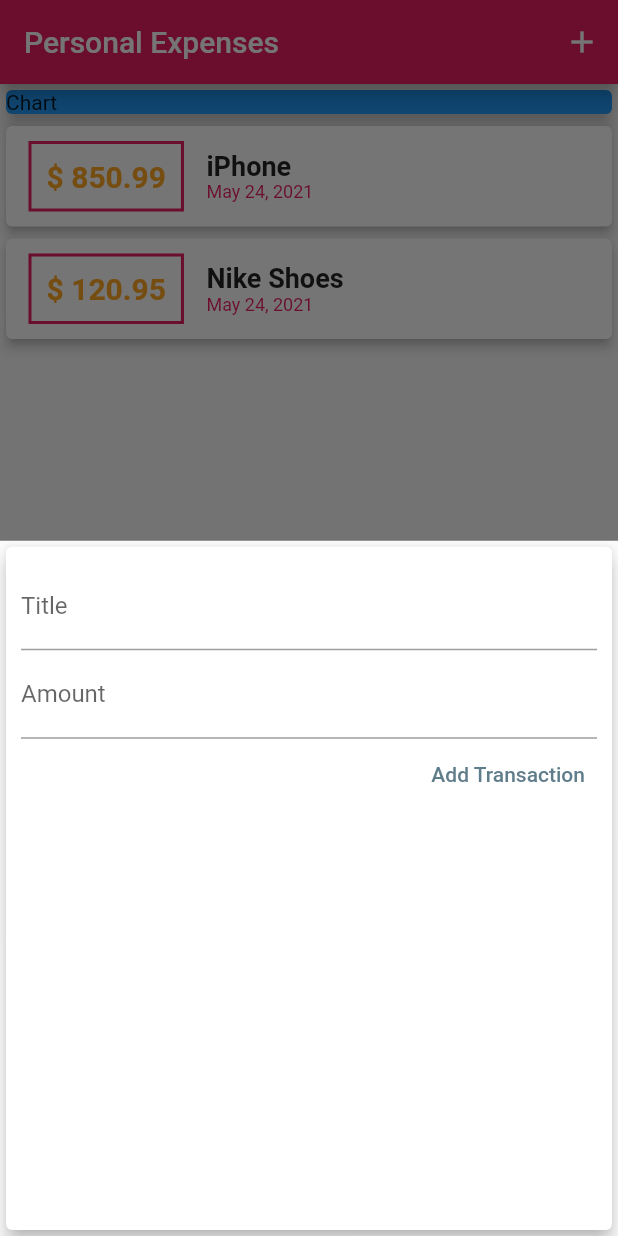
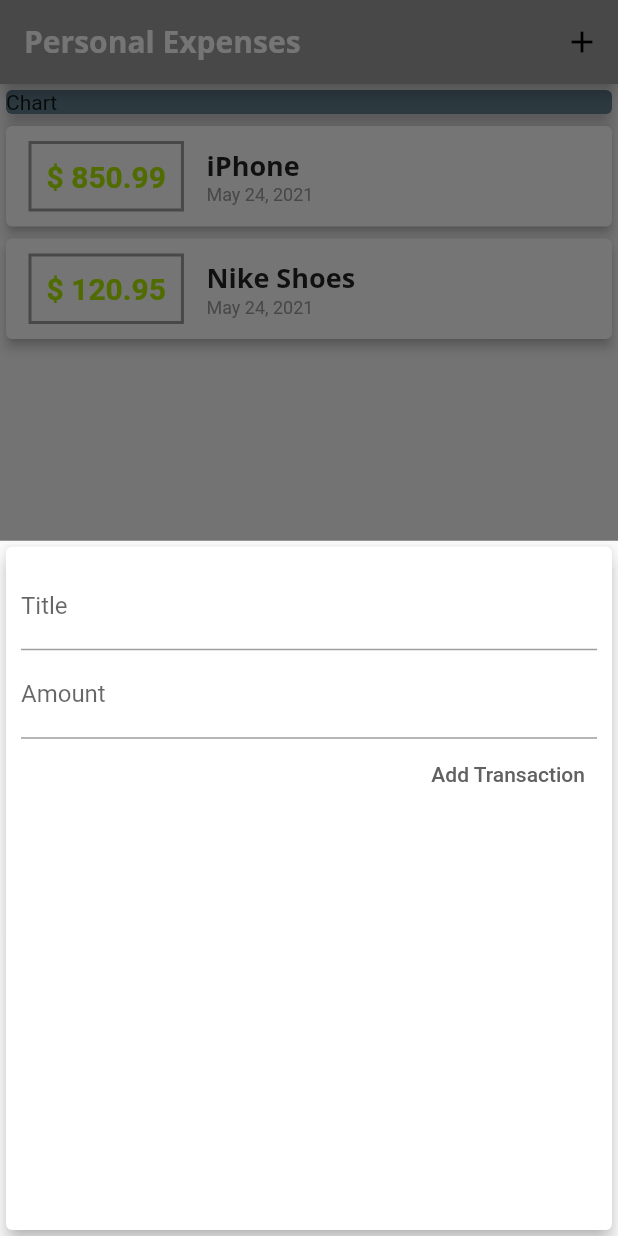
Before and after one commit to aaronparres/flutter-course, a Flutter app: the screen it shows after launch, after a tap on the "add" icon, on a phone screen of 412 x 824 dp. Run offline on Flutter 3.47's test engine with Material 2 defaults, Android fonts, the phone set to English and light mode, and no system bars.

Commit message:
Added custom fonts and textTheme

```diff
--- a/lib/main.dart
+++ b/lib/main.dart
@@ -13,9 +13,25 @@ class MyApp extends StatelessWidget {
     return MaterialApp(
       title: 'Personal Expenses App',
       theme: ThemeData(
-        primarySwatch: Colors.pink,
-        accentColorBrightness: Brightness.dark,
-        accentColor: Colors.orange[400],
+        appBarTheme: AppBarTheme(
+          textTheme: ThemeData.light().textTheme.copyWith(
+                headline6: TextStyle(
+                  fontFamily: 'OpenSans',
+                  fontSize: 20,
+                  fontWeight: FontWeight.bold,
+                ),
+              ),
+        ),
+        fontFamily: 'Quicksand',
+        primarySwatch: Colors.grey,
+        accentColor: Colors.limeAccent[700],
+        textTheme: ThemeData.light().textTheme.copyWith(
+              headline6: TextStyle(
+                fontFamily: 'OpenSans',
+                fontWeight: FontWeight.bold,
+                fontSize: 18,
+              ),
+            ),
       ),
       home: MyHomePage(),
     );
@@ -89,7 +105,7 @@ class _MyHomePageState extends State<MyHomePage> {
             Container(
               width: double.infinity,
               child: Card(
-                color: Colors.blue,
+                color: Colors.blueGrey,
                 child: Text('Chart'),
                 elevation: 5,
               ),
--- a/lib/widgets/new_transaction.dart
+++ b/lib/widgets/new_transaction.dart
@@ -50,7 +50,7 @@ class _NewTransactionState extends State<NewTransaction> {
               child: Text('Add Transaction'),
               onPressed: _submitData,
               style: TextButton.styleFrom(
-                primary: Colors.blueGrey,
+                primary: Theme.of(context).primaryColorDark,
               ),
             )
           ],
--- a/lib/widgets/transaction_list_item.dart
+++ b/lib/widgets/transaction_list_item.dart
@@ -40,10 +40,7 @@ class TransactionListItem extends StatelessWidget {
             children: <Widget>[
               Text(
                 item.title,
-                style: TextStyle(
-                  fontWeight: FontWeight.w600,
-                  fontSize: 18,
-                ),
+                style: Theme.of(context).textTheme.headline6,
               ),
               Text(
                 DateFormat.yMMMMd().format(item.date),
```
Also changed, not shown: pubspec.yaml (+13 -6 lines), assets/fonts/OpenSans-Bold.ttf (added), assets/fonts/OpenSans-Regular.ttf (added), assets/fonts/Quicksand-Bold.ttf (added), assets/fonts/Quicksand-Light.ttf (added), assets/fonts/Quicksand-Medium.ttf (added), assets/fonts/Quicksand-Regular.ttf (added).
